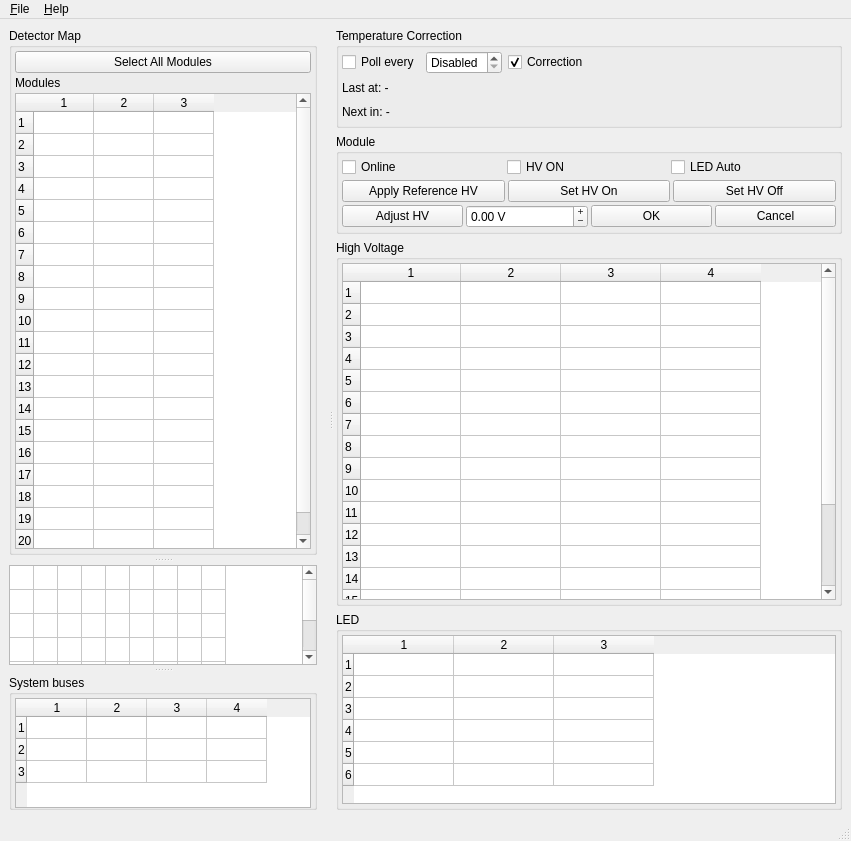
Before: the Qt Designer form main.ui in sultanmusin/pyslow, drawn with Qt 5.
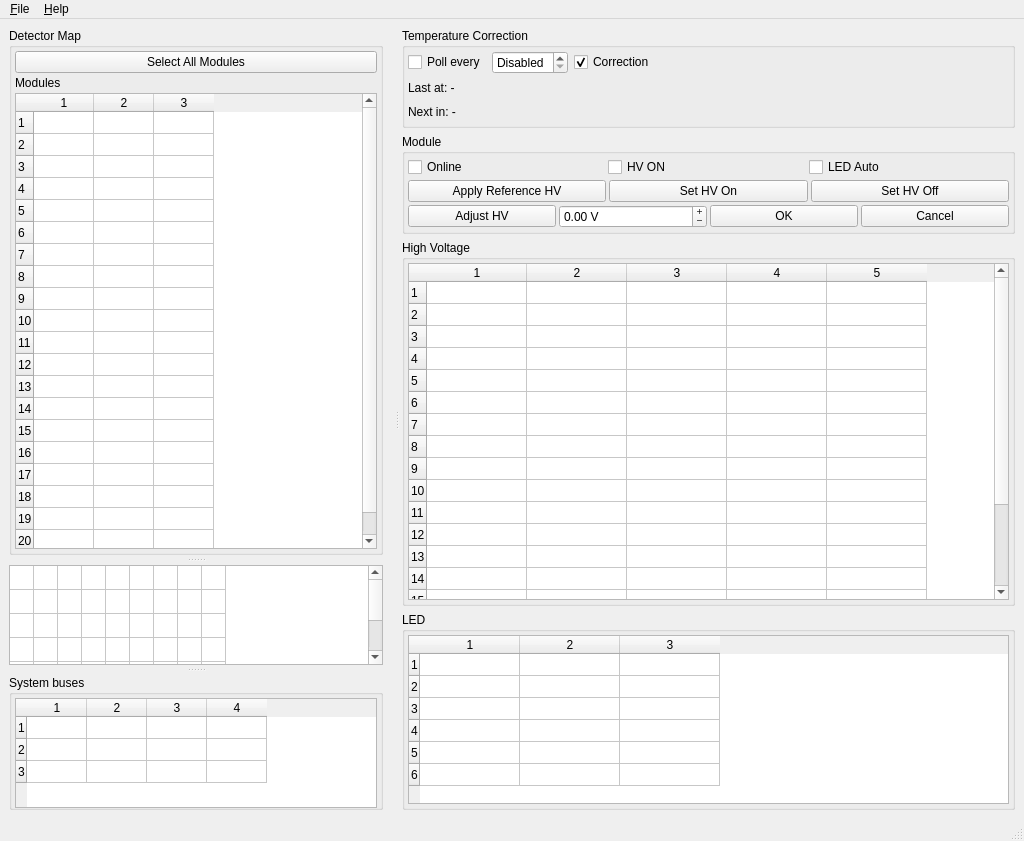
After: the same form once the commit is applied.

The edit to the form file:
```diff
--- a/main.ui
+++ b/main.ui
@@ -6,7 +6,7 @@
    <rect>
     <x>0</x>
     <y>0</y>
-    <width>851</width>
+    <width>1024</width>
     <height>841</height>
    </rect>
   </property>
@@ -810,7 +810,7 @@
               <number>19</number>
              </property>
              <property name="columnCount">
-              <number>4</number>
+              <number>5</number>
              </property>
              <attribute name="verticalHeaderMinimumSectionSize">
               <number>20</number>
```
